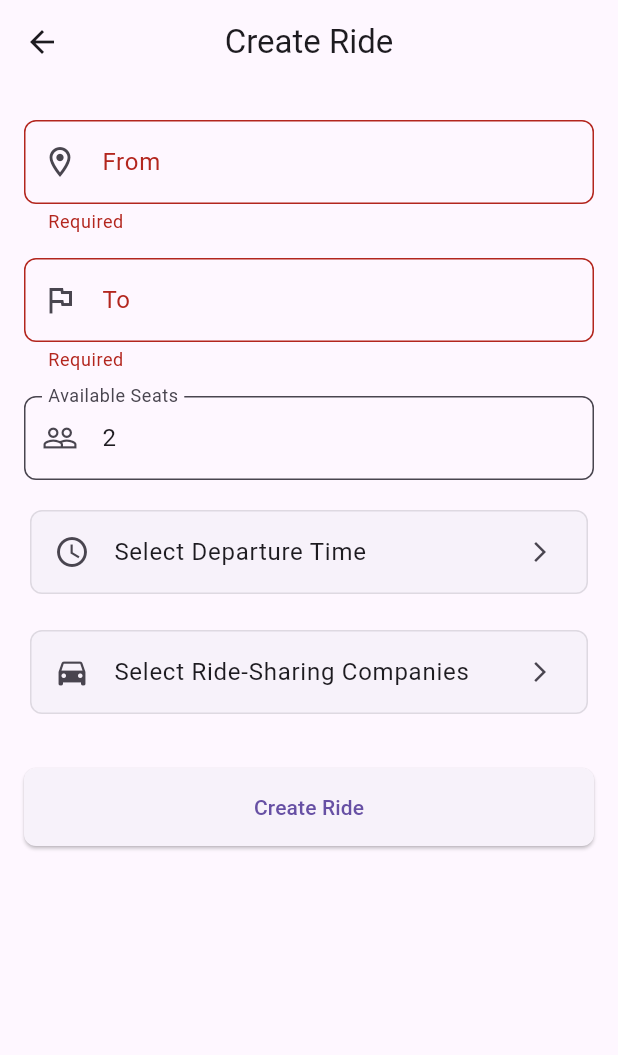
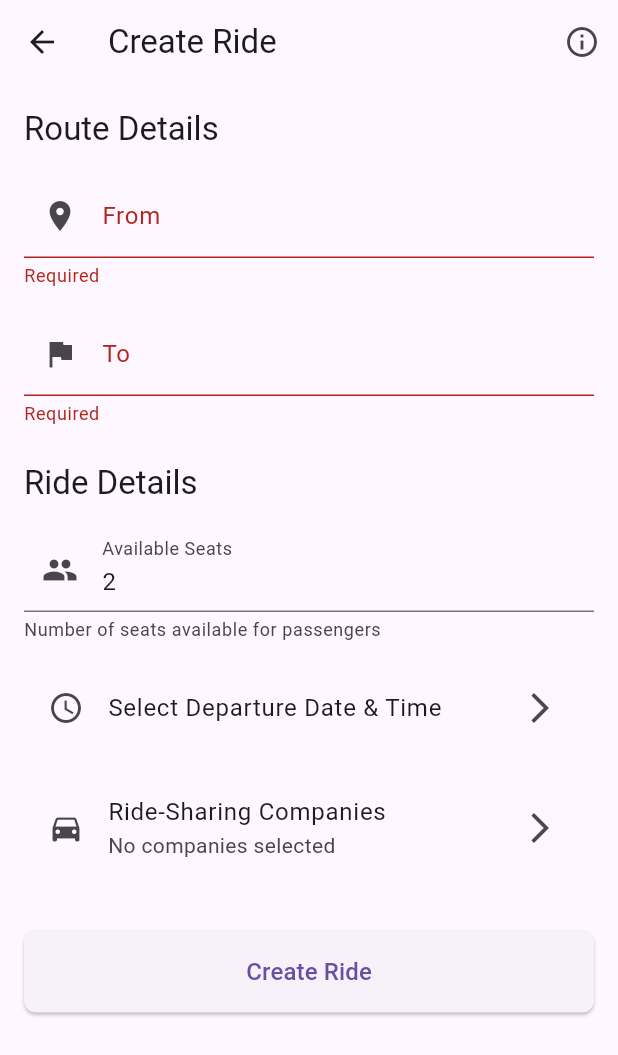
Before and after one commit to leoulendryas/transport_share_app, a Flutter app: the CreateRideScreen screen opened by its route, after a tap on "Create Ride", on a phone screen of 412 x 824 dp. Shown: the top 1055 px of the screen. Run offline on Flutter 3.47's test engine with Material 3 defaults, Android fonts, the phone set to English and light mode, and no system bars; drawn by our look-alikes of flutter_typeahead; our stand-ins replace geocoding, geolocator, shared_preferences; accounts and stored records are empty.

Commit message:
Updated create ride screen

```diff
--- a/lib/screens/rides/create_ride_screen.dart
+++ b/lib/screens/rides/create_ride_screen.dart
@@ -4,7 +4,23 @@ import 'package:provider/provider.dart';
 import 'package:geocoding/geocoding.dart';
 import 'package:flutter_typeahead/flutter_typeahead.dart';
 import '../../models/ride.dart';
+import '../../models/lat_lng.dart';
 import '../../services/api_service.dart';
+import 'dart:convert';
+import 'package:flutter/foundation.dart' show kIsWeb;
+import 'package:http/http.dart' as http;
+
+class LocationWithName {
+  final double latitude;
+  final double longitude;
+  final String displayName;
+
+  LocationWithName({
+    required this.latitude,
+    required this.longitude,
+    required this.displayName,
+  });
+}
 
 class CreateRideScreen extends StatefulWidget {
   const CreateRideScreen({super.key});
@@ -23,9 +39,8 @@ class _CreateRideScreenState extends State<CreateRideScreen> {
   List<int> _selectedCompanies = [];
   bool _isSubmitting = false;
 
-  // Selected locations with coordinates
-  Location? _selectedFromLocation;
-  Location? _selectedToLocation;
+  LatLng? _selectedFromLocation;
+  LatLng? _selectedToLocation;
 
   @override
   void didChangeDependencies() {
@@ -41,57 +56,75 @@ class _CreateRideScreenState extends State<CreateRideScreen> {
     super.dispose();
   }
 
-  // Fetch location suggestions using geocoding
-  Future<List<Location>> _getLocationSuggestions(String query) async {
-    if (query.isEmpty) {
+  Future<List<LocationWithName>> _getLocationSuggestions(String query) async {
+    if (query.isEmpty) return [];
+
+    if (kIsWeb) {
+      try {
+        final response = await http.get(
+          Uri.parse('https://nominatim.openstreetmap.org/search?q=$query, Addis Ababa&format=json&addressdetails=1')
+        );
+
+        if (response.statusCode == 200) {
+          final data = json.decode(response.body) as List;
+          return data.map((item) => LocationWithName(
+            latitude: double.parse(item['lat']),
+            longitude: double.parse(item['lon']),
+            displayName: item['display_name'] ?? '${item['lat']}, ${item['lon']}',
+          )).toList();
+        }
+        return [];
+      } catch (e) {
+        debugPrint('Web geocoding error: $e');
         return [];
       }
-
+    } else {
       try {
-      List<Location> locations = [];
-
-      // Search by address with Addis Ababa context
         final placemarks = await locationFromAddress('$query, Addis Ababa');
-      locations.addAll(placemarks.map((p) => Location(
-        latitude: p.latitude,
-        longitude: p.longitude,
-        timestamp: DateTime.now(),
-      )));
+        List<LocationWithName> locations = await Future.wait(
+          placemarks.map((p) => _createLocationWithName(p))
+        );
 
         if (locations.length < 3) {
           final morePlacemarks = await locationFromAddress(query);
-        locations.addAll(morePlacemarks.map((p) => Location(
-          latitude: p.latitude,
-          longitude: p.longitude,
-          timestamp: DateTime.now(),
-        )));
+          locations.addAll(
+            await Future.wait(morePlacemarks.map((p) => _createLocationWithName(p)))
+          );
         }
-
         return locations;
       } catch (e) {
-      debugPrint('Error getting location suggestions: $e');
+        debugPrint('Mobile geocoding error: $e');
         return [];
       }
     }
+  }
 
-  // Get display name for a location
-  Future<String> _getLocationName(Location location) async {
+  Future<LocationWithName> _createLocationWithName(Location location) async {
+    final name = await _getLocationNameFromCoords(
+      location.latitude,
+      location.longitude
+    );
+    return LocationWithName(
+      latitude: location.latitude,
+      longitude: location.longitude,
+      displayName: name,
+    );
+  }
+
+  Future<String> _getLocationNameFromCoords(double lat, double lng) async {
     try {
-      final placemarks = await placemarkFromCoordinates(
-        location.latitude,
-        location.longitude,
-      );
+      final placemarks = await placemarkFromCoordinates(lat, lng);
       if (placemarks.isNotEmpty) {
         final place = placemarks.first;
         return [
-          place.street,
-          place.subLocality,
-          place.locality,
+          if (place.street != null) place.street,
+          if (place.subLocality != null) place.subLocality,
+          if (place.locality != null) place.locality,
         ].where((part) => part != null && part.isNotEmpty).join(', ');
       }
-      return '${location.latitude.toStringAsFixed(4)}, ${location.longitude.toStringAsFixed(4)}';
+      return '${lat.toStringAsFixed(4)}, ${lng.toStringAsFixed(4)}';
     } catch (e) {
-      return '${location.latitude.toStringAsFixed(4)}, ${location.longitude.toStringAsFixed(4)}';
+      return '${lat.toStringAsFixed(4)}, ${lng.toStringAsFixed(4)}';
     }
   }
 
@@ -107,29 +140,46 @@ class _CreateRideScreenState extends State<CreateRideScreen> {
       return;
     }
 
+    // Remove strict time validation
+    if (_selectedTime != null && _selectedTime!.isBefore(DateTime.now())) {
+      ScaffoldMessenger.of(context).showSnackBar(
+        const SnackBar(
+          content: Text('Please select a future departure time'),
+          behavior: SnackBarBehavior.floating,
+        ),
+      );
+      return;
+    }
+
+    if (_selectedCompanies.isEmpty) {
+      ScaffoldMessenger.of(context).showSnackBar(
+        const SnackBar(
+          content: Text('Please select at least one ride-sharing company'),
+          behavior: SnackBarBehavior.floating,
+        ),
+      );
+      return;
+    }
+
     setState(() => _isSubmitting = true);
 
     try {
-      final fromAddress = await _getLocationName(_selectedFromLocation!);
-      final toAddress = await _getLocationName(_selectedToLocation!);
-
-      final seats = int.tryParse(_seatsController.text);
-      if (seats == null || seats < 2) {
-        throw Exception('Invalid number of seats');
-      }
-
-      final departureTime = _selectedTime ?? DateTime.now();
+      final seats = int.tryParse(_seatsController.text) ?? 0;
 
       await _apiService.createRide(
-        fromAddress: fromAddress,
-        toAddress: toAddress,
-        fromLat: _selectedFromLocation!.latitude,
-        fromLng: _selectedFromLocation!.longitude,
-        toLat: _selectedToLocation!.latitude,
-        toLng: _selectedToLocation!.longitude,
+        from: LatLng(
+          _selectedFromLocation!.latitude,
+          _selectedFromLocation!.longitude,
+        ),
+        to: LatLng(
+          _selectedToLocation!.latitude,
+          _selectedToLocation!.longitude,
+        ),
+        fromAddress: _fromController.text,
+        toAddress: _toController.text,
         seats: seats,
-        departureTime: departureTime,
-        companyIds: _selectedCompanies,
+        departureTime: _selectedTime, // Allow null departure time
+        companies: _selectedCompanies,
       );
 
       if (mounted) {
@@ -141,15 +191,21 @@ class _CreateRideScreenState extends State<CreateRideScreen> {
           ),
         );
       }
+    } on ApiException catch (e) {
+      if (mounted) {
+        ScaffoldMessenger.of(context).showSnackBar(
+          SnackBar(
+            content: Text('Failed to create ride: ${e.message}'),
+            behavior: SnackBarBehavior.floating,
+          ),
+        );
+      }
     } catch (e) {
       if (mounted) {
         ScaffoldMessenger.of(context).showSnackBar(
           SnackBar(
             content: Text('Failed to create ride: ${e.toString()}'),
             behavior: SnackBarBehavior.floating,
-            shape: RoundedRectangleBorder(
-              borderRadius: BorderRadius.circular(8),
-          ),
           ),
         );
       }
@@ -161,18 +217,34 @@ class _CreateRideScreenState extends State<CreateRideScreen> {
   }
 
    Future<void> _selectTime() async {
-    final time = await showTimePicker(
+    final initialTime = _selectedTime ?? DateTime.now();
+
+    // Show date picker
+    final pickedDate = await showDatePicker(
       context: context,
-      initialTime: TimeOfDay.now(),
+      initialDate: initialTime,
+      firstDate: DateTime.now(),
+      lastDate: DateTime.now().add(const Duration(days: 365)),
     );
-    if (time != null && mounted) {
+
+    // If date is not selected, exit function (optional behavior)
+    if (pickedDate == null) return;
+
+    // Show time picker (optional)
+    final pickedTime = await showTimePicker(
+      context: context,
+      initialTime: TimeOfDay.fromDateTime(initialTime),
+    );
+
+    // Update state based on selections
+    if (mounted) {
       setState(() {
         _selectedTime = DateTime(
-          DateTime.now().year,
-          DateTime.now().month,
-          DateTime.now().day,
-          time.hour,
-          time.minute,
+          pickedDate.year,
+          pickedDate.month,
+          pickedDate.day,
+          pickedTime?.hour ?? 0, // Default to 00:00 if time not selected
+          pickedTime?.minute ?? 0,
         );
       });
     }
@@ -180,39 +252,30 @@ class _CreateRideScreenState extends State<CreateRideScreen> {
 
   Future<void> _selectCompanies() async {
     final companies = [
-      {'id': 1, 'name': 'Uber'},
-      {'id': 2, 'name': 'Lyft'},
-      {'id': 3, 'name': 'Zyride'},
+      {'id': 1, 'name': 'Ride'},
+      {'id': 2, 'name': 'Zyride'},
+      {'id': 3, 'name': 'Feres'},
     ];
 
     final selected = await showDialog<List<int>>(
       context: context,
-      builder: (context) {
-        return StatefulBuilder(
-          builder: (context, setState) {
-            return AlertDialog(
+      builder: (context) => StatefulBuilder(
+        builder: (context, setState) => AlertDialog(
           title: const Text('Select Ride-Sharing Companies'),
           content: SingleChildScrollView(
             child: Column(
               mainAxisSize: MainAxisSize.min,
-                  children: companies.map((company) {
-                    return CheckboxListTile(
+              children: companies.map((company) => CheckboxListTile(
                 title: Text(company['name'] as String),
-                      value: _selectedCompanies.contains(company['id']),
-                      onChanged: (value) {
-                        setState(() {
+                value: _selectedCompanies.contains(company['id'] as int),
+                onChanged: (value) => setState(() {
                   if (value == true) {
                     _selectedCompanies.add(company['id'] as int);
                   } else {
                     _selectedCompanies.remove(company['id']);
                   }
-                        });
-                      },
-                      shape: RoundedRectangleBorder(
-                        borderRadius: BorderRadius.circular(4),
-                      ),
-                    );
-                  }).toList(),
+                }),
+              )).toList(),
             ),
           ),
           actions: [
@@ -221,13 +284,8 @@ class _CreateRideScreenState extends State<CreateRideScreen> {
               child: const Text('Done'),
             ),
           ],
-              shape: RoundedRectangleBorder(
-                borderRadius: BorderRadius.circular(12),
         ),
-            );
-          },
-        );
-      },
+      ),
     );
 
     if (selected != null && mounted) {
@@ -235,165 +293,175 @@ class _CreateRideScreenState extends State<CreateRideScreen> {
     }
   }
 
+  Widget _buildSelectedCompanies() {
+    if (_selectedCompanies.isEmpty) {
+      return const Text('No companies selected');
+    }
+
+    final companies = {
+      1: 'Ride',
+      2: 'Zyride',
+      3: 'Feres',
+    };
+
+    return Wrap(
+      spacing: 8,
+      children: _selectedCompanies.map((id) => Chip(
+        label: Text(companies[id] ?? 'Company $id'),
+        backgroundColor: Theme.of(context).colorScheme.primary.withOpacity(0.1),
+        labelStyle: TextStyle(
+          color: Theme.of(context).colorScheme.primary,
+        ),
+      )).toList(),
+    );
+  }
+
   @override
   Widget build(BuildContext context) {
     final theme = Theme.of(context);
-    final colors = theme.colorScheme;
-    final textTheme = theme.textTheme;
 
     return Scaffold(
       appBar: AppBar(
         title: const Text('Create Ride'),
-        centerTitle: true,
-        elevation: 0,
+        actions: [
+          IconButton(
+            icon: const Icon(Icons.info_outline),
+            onPressed: () {
+              showDialog(
+                context: context,
+                builder: (context) => AlertDialog(
+                  title: const Text('Creating a Ride'),
+                  content: const Text(
+                    'When you create a ride, you become the driver. '
+                    'Other users can join your ride until all seats are filled. '
+                    'You can cancel the ride at any time.',
+                  ),
+                  actions: [
+                    TextButton(
+                      onPressed: () => Navigator.pop(context),
+                      child: const Text('OK'),
+                    ),
+                  ],
+                ),
+              );
+            },
+          ),
+        ],
       ),
       body: SingleChildScrollView(
         padding: const EdgeInsets.all(16),
         child: Form(
           key: _formKey,
           child: Column(
-            crossAxisAlignment: CrossAxisAlignment.stretch,
+            crossAxisAlignment: CrossAxisAlignment.start,
             children: [
-              const SizedBox(height: 8),
-              TypeAheadField<Location>(
+              Text(
+                'Route Details',
+                style: theme.textTheme.titleLarge,
+              ),
+              const SizedBox(height: 16),
+              TypeAheadField<LocationWithName>(
                 controller: _fromController,
                 suggestionsCallback: _getLocationSuggestions,
-                itemBuilder: (context, location) => FutureBuilder<String>(
-                  future: _getLocationName(location),
-                  builder: (context, snapshot) {
-                    return ListTile(
-                      leading: const Icon(Icons.location_on),
-                      title: Text(snapshot.data ?? 'Loading...'),
+                itemBuilder: (_, location) => ListTile(
+                  title: Text(location.displayName),
+                ),
+                onSelected: (location) {
+                  setState(() {
+                    _selectedFromLocation = LatLng(
+                      location.latitude,
+                      location.longitude,
                     );
+                  });
+                  _fromController.text = location.displayName;
                 },
-                ),
-                onSelected: (Location location) async {
-                  _selectedFromLocation = location;
-                  _fromController.text = await _getLocationName(location);
-                },
-                builder: (context, controller, focusNode) {
-                  return TextFormField(
+                builder: (context, controller, focusNode) => TextFormField(
                   controller: controller,
                   focusNode: focusNode,
-                    decoration: InputDecoration(
+                  decoration: const InputDecoration(
                     labelText: 'From',
-                      prefixIcon: const Icon(Icons.location_on_outlined),
-                      border: OutlineInputBorder(
-                        borderRadius: BorderRadius.circular(8),
+                    prefixIcon: Icon(Icons.location_on),
                   ),
-                      filled: true,
-                      fillColor: colors.surface,
+                  validator: (value) => value!.isEmpty ? 'Required' : null,
                 ),
-                    validator: (value) =>
-                        value!.trim().isEmpty ? 'Required' : null,
-                    textInputAction: TextInputAction.next,
-                  );
-                },
               ),
               const SizedBox(height: 16),
-              TypeAheadField<Location>(
+              TypeAheadField<LocationWithName>(
                 controller: _toController,
                 suggestionsCallback: _getLocationSuggestions,
-                itemBuilder: (context, location) => FutureBuilder<String>(
-                  future: _getLocationName(location),
-                  builder: (context, snapshot) {
-                    return ListTile(
-                      leading: const Icon(Icons.flag),
-                      title: Text(snapshot.data ?? 'Loading...'),
+                itemBuilder: (_, location) => ListTile(
+                  title: Text(location.displayName),
+                ),
+                onSelected: (location) {
+                  setState(() {
+                    _selectedToLocation = LatLng(
+                      location.latitude,
+                      location.longitude,
                     );
+                  });
+                  _toController.text = location.displayName;
                 },
-                ),
-                onSelected: (Location location) async {
-                  _selectedToLocation = location;
-                  _toController.text = await _getLocationName(location);
-                },
-                builder: (context, controller, focusNode) {
-                  return TextFormField(
+                builder: (context, controller, focusNode) => TextFormField(
                   controller: controller,
                   focusNode: focusNode,
-                    decoration: InputDecoration(
+                  decoration: const InputDecoration(
                     labelText: 'To',
-                      prefixIcon: const Icon(Icons.flag_outlined),
-                      border: OutlineInputBorder(
-                        borderRadius: BorderRadius.circular(8),
+                    prefixIcon: Icon(Icons.flag),
                   ),
-                      filled: true,
-                      fillColor: colors.surface,
+                  validator: (value) => value!.isEmpty ? 'Required' : null,
                 ),
-                    validator: (value) =>
-                        value!.trim().isEmpty ? 'Required' : null,
-                    textInputAction: TextInputAction.next,
-                  );
-                },
+              ),
+              const SizedBox(height: 24),
+              Text(
+                'Ride Details',
+                style: theme.textTheme.titleLarge,
               ),
               const SizedBox(height: 16),
               TextFormField(
                 controller: _seatsController,
-                decoration: InputDecoration(
+                decoration: const InputDecoration(
                   labelText: 'Available Seats',
-                  prefixIcon: const Icon(Icons.people_outline),
-                  border: OutlineInputBorder(
-                    borderRadius: BorderRadius.circular(8),
-                  ),
-                  filled: true,
-                  fillColor: colors.surface,
+                  prefixIcon: Icon(Icons.people),
+                  helperText: 'Number of seats available for passengers',
                 ),
                 keyboardType: TextInputType.number,
                 validator: (value) {
-                  if (int.tryParse(value ?? '') == null) return 'Invalid number';
-                  if (int.parse(value!) < 2) return 'Minimum 2 seats';
+                  if (value == null || value.isEmpty) return 'Required';
+                  final seats = int.tryParse(value);
+                  if (seats == null) return 'Invalid number';
+                  if (seats < 1 || seats > 4) return 'Must be between 1-4';
                   return null;
                 },
-                textInputAction: TextInputAction.next,
               ),
               const SizedBox(height: 16),
-              Card(
-                elevation: 0,
-                shape: RoundedRectangleBorder(
-                  borderRadius: BorderRadius.circular(8),
-                  side: BorderSide(
-                    color: colors.outline.withOpacity(0.2),
-                  ),
-                ),
-                child: ListTile(
+              ListTile(
                 leading: const Icon(Icons.access_time),
                 title: Text(
                   _selectedTime == null
-                        ? 'Select Departure Time'
-                        : 'Departure: ${DateFormat.Hm().format(_selectedTime!)}',
+                      ? 'Select Departure Date & Time'
+                      : 'Departure: ${DateFormat.yMMMd().add_jm().format(_selectedTime!)}',
                 ),
-                  trailing: const Icon(Icons.arrow_forward_ios, size: 16),
+                subtitle: _selectedTime != null && _selectedTime!.isBefore(DateTime.now())
+                    ? Text(
+                        'Please select a future time',
+                        style: TextStyle(color: Theme.of(context).colorScheme.error),
+                      )
+                    : null,
+                trailing: const Icon(Icons.arrow_forward_ios),
                 onTap: _selectTime,
-                  shape: RoundedRectangleBorder(
-                    borderRadius: BorderRadius.circular(8),
-                  ),
-                ),
               ),
               const SizedBox(height: 16),
-              Card(
-                elevation: 0,
-                shape: RoundedRectangleBorder(
-                  borderRadius: BorderRadius.circular(8),
-                  side: BorderSide(
-                    color: colors.outline.withOpacity(0.2),
-                  ),
-                ),
-                child: ListTile(
+              ListTile(
                 leading: const Icon(Icons.directions_car),
-                  title: Text(
-                    _selectedCompanies.isEmpty
-                        ? 'Select Ride-Sharing Companies'
-                        : 'Companies: ${_selectedCompanies.length} selected',
-                  ),
-                  trailing: const Icon(Icons.arrow_forward_ios, size: 16),
+                title: const Text('Ride-Sharing Companies'),
+                subtitle: _buildSelectedCompanies(),
+                trailing: const Icon(Icons.arrow_forward_ios),
                 onTap: _selectCompanies,
-                  shape: RoundedRectangleBorder(
-                    borderRadius: BorderRadius.circular(8),
-                  ),
-                ),
               ),
               const SizedBox(height: 32),
-              ElevatedButton(
+              SizedBox(
+                width: double.infinity,
+                child: ElevatedButton(
                   onPressed: _isSubmitting ? null : _submit,
                   style: ElevatedButton.styleFrom(
                     padding: const EdgeInsets.symmetric(vertical: 16),
@@ -403,14 +471,15 @@ class _CreateRideScreenState extends State<CreateRideScreen> {
                   ),
                   child: _isSubmitting
                       ? const SizedBox(
-                        width: 20,
-                        height: 20,
-                        child: CircularProgressIndicator(
-                          strokeWidth: 2,
-                          color: Colors.white,
+                          height: 24,
+                          width: 24,
+                          child: CircularProgressIndicator(),
+                        )
+                      : const Text(
+                          'Create Ride',
+                          style: TextStyle(fontSize: 16),
                         ),
-                      )
-                    : const Text('Create Ride'),
+                ),
               ),
             ],
           ),
```
Lines whose indentation alone changed are shown as unchanged.
